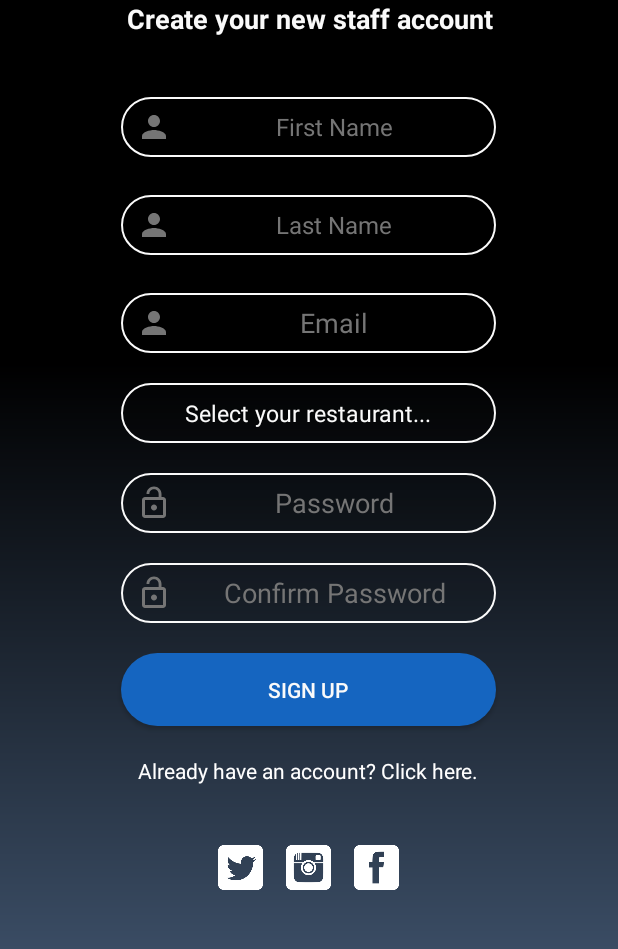
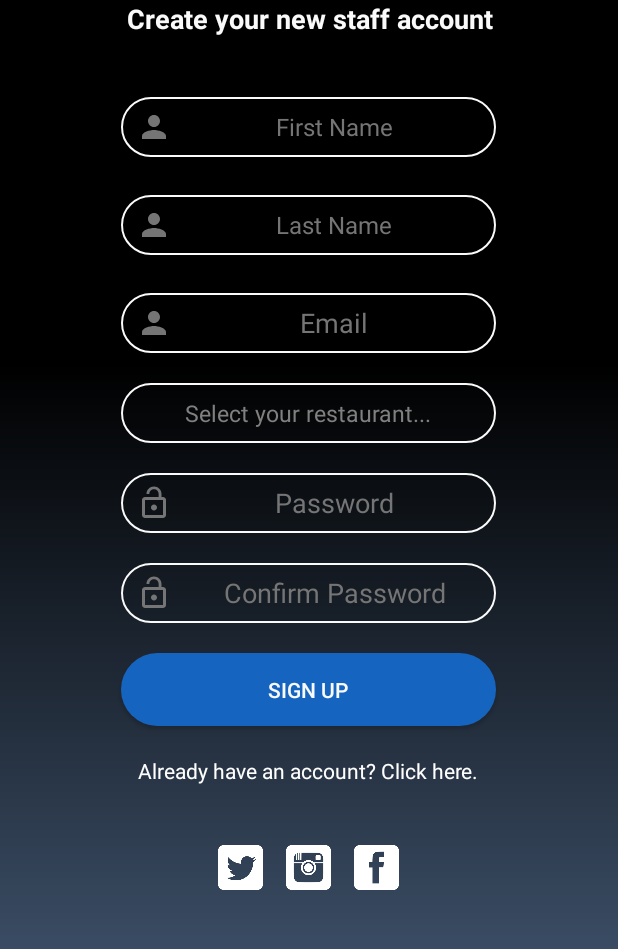
Before and after one commit to faisal2754/Vaiter, an Android app: the StaffSignupActivity screen opened directly, with no data from a screen before it, on a phone screen of 412 x 824 dp, the part 255-1204 px from its top. Run offline under Robolectric (Android 15) with nearby library versions, the light colour scheme and no system bars.

Commit message:
Changed layout of spinner.

```diff
--- a/app/src/main/res/layout/spinner_item.xml
+++ b/app/src/main/res/layout/spinner_item.xml
@@ -6,6 +6,6 @@
     android:textSize="15sp"
 
     android:gravity="center"
-    android:textColor="@color/white"
+    android:textColor="#808080"
     android:padding="1dp"
     />
```
